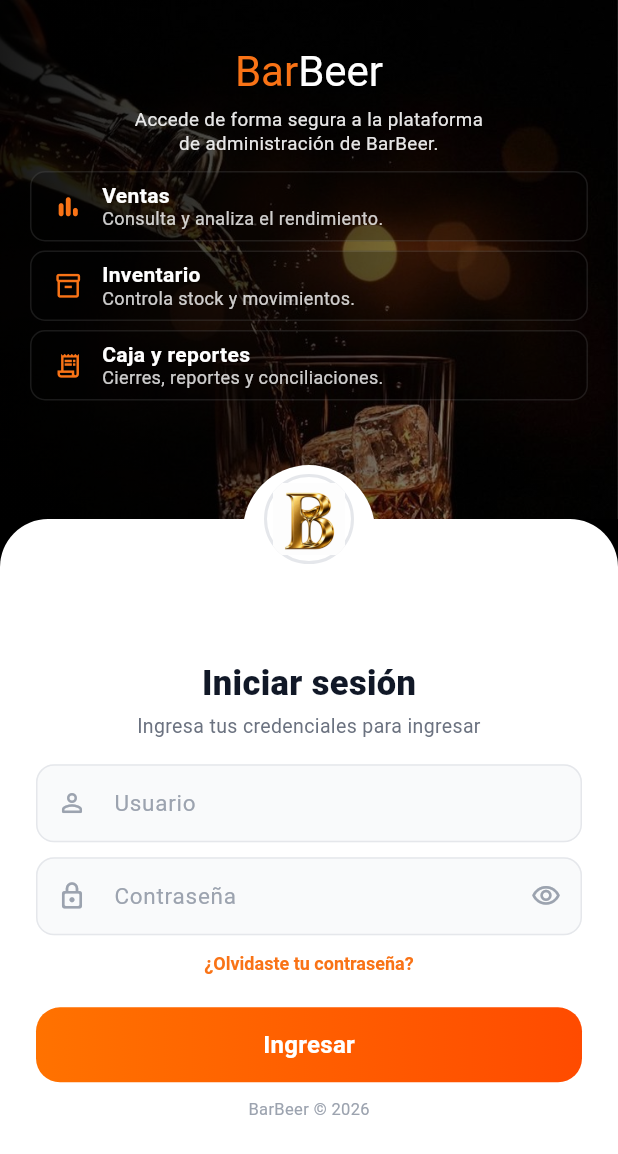
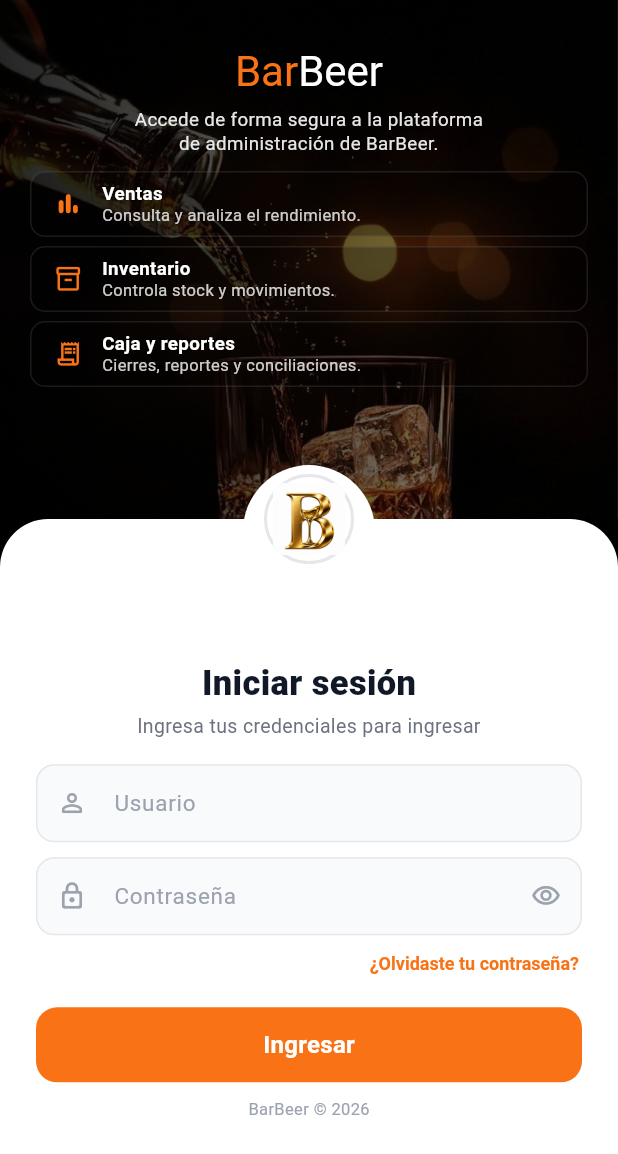
Before and after one commit to keyli-github/barbeer, a Flutter app: the screen it shows after launch, on a phone screen of 412 x 824 dp. Shown: the top 1154 px of the screen. Run offline on Flutter 3.47's test engine with Material 3 defaults, Android fonts, the phone set to English and light mode, and no system bars; our stand-ins replace cached_network_image, dio, file_picker, fl_chart, flutter_riverpod, flutter_secure_storage and 1 more.

Commit message:
Revert "fix(login): restaura la identidad visual de key2"
This reverts commit 786500293222882f035f0388dc700ad329859b89.

```diff
--- a/lib/features/auth/presentation/screens/login_screen.dart
+++ b/lib/features/auth/presentation/screens/login_screen.dart
@@ -103,7 +103,6 @@
               final pageHeight =
                   constraints.maxHeight + media.viewInsets.bottom;
               if (constraints.maxWidth >= 1024) {
-                final panelPadding = constraints.maxWidth >= 1600 ? 96.0 : 48.0;
                 return Row(
                   key: const Key('login-desktop-composition'),
                   children: [
@@ -114,17 +113,11 @@
                       child: Container(
                         key: const Key('login-desktop-panel'),
                         height: pageHeight,
-                        decoration: const BoxDecoration(
-                          gradient: LinearGradient(
-                            begin: Alignment.topLeft,
-                            end: Alignment.bottomRight,
-                            colors: [Color(0xFF090806), Color(0xFF160C07)],
-                          ),
-                        ),
+                        color: const Color(0xFF0B0A08),
                         child: SingleChildScrollView(
                           key: const Key('login-desktop-scroll-view'),
-                          padding: EdgeInsets.symmetric(
-                            horizontal: panelPadding,
+                          padding: const EdgeInsets.symmetric(
+                            horizontal: 48,
                             vertical: 32,
                           ),
                           child: ConstrainedBox(
@@ -134,11 +127,10 @@
                                 double.infinity,
                               ),
                             ),
-                            child: Align(
-                              alignment: const Alignment(0, -0.18),
+                            child: Center(
                               child: ConstrainedBox(
                                 constraints: const BoxConstraints(
-                                  maxWidth: 716,
+                                  maxWidth: 520,
                                 ),
                                 child: FadeTransition(
                                   opacity: _fade,
@@ -147,13 +139,12 @@
                                     children: [
                                       Image.asset(
                                         'assets/images/barbeer_Log.png',
-                                        key: const Key('login-gold-monogram'),
-                                        width: 72,
-                                        height: 76,
+                                        width: 88,
+                                        height: 72,
                                         fit: BoxFit.contain,
                                         semanticLabel: 'Logo de BarBeer',
                                       ),
-                                      const SizedBox(height: 24),
+                                      const SizedBox(height: 18),
                                       _buildForm(desktop: true),
                                     ],
                                   ),
@@ -266,13 +257,12 @@
         Text(
           'Iniciar sesión',
           style: TextStyle(
-            fontSize: desktop ? 32 : 23,
+            fontSize: desktop ? 30 : 23,
             fontWeight: FontWeight.w800,
             color: desktop ? Colors.white : AppColors.textPrimary,
-            letterSpacing: desktop ? -0.7 : null,
           ),
         ),
-        SizedBox(height: desktop ? 10 : 3),
+        const SizedBox(height: 3),
         Text(
           desktop
               ? 'Ingresa tus credenciales para acceder al sistema interno'
@@ -285,7 +275,7 @@
           ),
           textAlign: TextAlign.center,
         ),
-        SizedBox(height: desktop ? 32 : 16),
+        SizedBox(height: desktop ? 24 : 16),
         if (_error != null) ...[
           Container(
             width: double.infinity,
@@ -327,7 +317,7 @@
           validator: (value) =>
               value == null || value.trim().isEmpty ? 'Requerido' : null,
         ),
-        SizedBox(height: desktop ? 20 : 10),
+        SizedBox(height: desktop ? 14 : 10),
         _LoginField(
           controller: _passCtrl,
           hint: 'Contraseña',
@@ -350,58 +340,34 @@
             ),
           ),
         ),
-        TextButton(
+        Align(
+          alignment: Alignment.centerRight,
+          child: TextButton(
             onPressed: _showPasswordHelp,
             style: TextButton.styleFrom(
-            foregroundColor: desktop
-                ? const Color(0xFFFF4F1F)
-                : AppColors.brand,
+              foregroundColor: AppColors.brand,
               minimumSize: const Size(44, 38),
               padding: const EdgeInsets.symmetric(horizontal: 2),
               tapTargetSize: MaterialTapTargetSize.shrinkWrap,
             ),
-          child: Text(
-            desktop
-                ? '¿Olvidaste tu contraseña? Solicita a un administrador que la restablezca.'
-                : '¿Olvidaste tu contraseña?',
-            textAlign: TextAlign.center,
-            style: TextStyle(
-              fontSize: desktop ? 14 : 12,
-              fontWeight: FontWeight.w600,
+            child: const Text(
+              '¿Olvidaste tu contraseña?',
+              style: TextStyle(fontSize: 12, fontWeight: FontWeight.w600),
             ),
           ),
         ),
-        SizedBox(height: desktop ? 16 : 10),
+        SizedBox(height: desktop ? 14 : 10),
         SizedBox(
           width: double.infinity,
-          height: desktop ? 70 : 50,
-          child: DecoratedBox(
-            decoration: BoxDecoration(
-              gradient: LinearGradient(
-                colors: _loading
-                    ? const [Color(0x99FF7200), Color(0x99FF4B00)]
-                    : const [Color(0xFFFF7200), Color(0xFFFF4B00)],
-              ),
-              borderRadius: BorderRadius.circular(16),
-              boxShadow: desktop
-                  ? [
-                      BoxShadow(
-                        color: const Color(0xFFFF5B00).withValues(alpha: 0.18),
-                        blurRadius: 24,
-                        offset: const Offset(0, 8),
-                      ),
-                    ]
-                  : null,
-            ),
+          height: desktop ? 54 : 50,
           child: ElevatedButton(
             onPressed: _loading ? null : _login,
             style: ElevatedButton.styleFrom(
-                backgroundColor: Colors.transparent,
+              backgroundColor: AppColors.brand,
               foregroundColor: Colors.white,
-                disabledBackgroundColor: Colors.transparent,
-                shadowColor: Colors.transparent,
+              disabledBackgroundColor: AppColors.brand.withValues(alpha: 0.6),
               shape: RoundedRectangleBorder(
-                  borderRadius: BorderRadius.circular(16),
+                borderRadius: BorderRadius.circular(14),
               ),
               elevation: 0,
             ),
@@ -416,15 +382,11 @@
                   )
                 : const Text(
                     'Ingresar',
-                      style: TextStyle(
-                        fontSize: 16,
-                        fontWeight: FontWeight.w700,
+                    style: TextStyle(fontSize: 16, fontWeight: FontWeight.w700),
                   ),
           ),
         ),
-          ),
-        ),
-        SizedBox(height: desktop ? 34 : 10),
+        SizedBox(height: desktop ? 20 : 10),
         if (desktop)
           Row(
             children: [
@@ -493,7 +455,7 @@
               gradient: LinearGradient(
                 begin: Alignment.centerLeft,
                 end: Alignment.centerRight,
-                colors: [Color(0xE6000000), Color(0x52000000)],
+                colors: [Color(0xD9000000), Color(0x66000000)],
               ),
             ),
           ),
@@ -511,25 +473,18 @@
           : const EdgeInsets.fromLTRB(20, 32, 20, 12),
       child: desktop
           ? LayoutBuilder(
-              builder: (_, constraints) => _desktopContent(constraints),
+              builder: (_, constraints) =>
+                  _desktopContent(compact: constraints.maxHeight < 600),
             )
           : _mobileContent(),
     ),
   );
 
-  Widget _desktopContent(BoxConstraints constraints) {
-    final compact = constraints.maxHeight < 800;
-    final topSpace = compact
-        ? 12.0
-        : (constraints.maxHeight - 700).clamp(36.0, 130.0);
-    final featureHeight = compact ? 56.0 : 72.0;
-
-    return Column(
+  Widget _desktopContent({required bool compact}) => Column(
     crossAxisAlignment: CrossAxisAlignment.start,
     children: [
-        SizedBox(height: topSpace),
-        BarBeerWordmark(fontSize: compact ? 30 : 34, beerColor: Colors.white),
-        SizedBox(height: compact ? 16 : 32),
+      const BarBeerWordmark(fontSize: 30, beerColor: Colors.white),
+      const Spacer(),
       const Text(
         'SISTEMA INTERNO',
         style: TextStyle(
@@ -539,51 +494,46 @@
           letterSpacing: 2.2,
         ),
       ),
-        SizedBox(height: compact ? 8 : 14),
-        Text(
+      const SizedBox(height: 10),
+      const Text(
         'Sistema interno\nde gestión',
         style: TextStyle(
-            fontSize: compact ? 42 : 52,
+          fontSize: 42,
           height: 1.05,
           fontWeight: FontWeight.w800,
           color: Colors.white,
           letterSpacing: -1,
         ),
       ),
-        SizedBox(height: compact ? 12 : 20),
-        Text(
+      const SizedBox(height: 14),
+      const Text(
         'Accede de forma segura a la plataforma\n'
         'de administración de BarBeer.',
-          style: TextStyle(
-            fontSize: compact ? 14 : 16,
-            color: const Color(0xE6FFFFFF),
-            height: 1.55,
+        style: TextStyle(fontSize: 14, color: Color(0xE6FFFFFF), height: 1.5),
       ),
-        ),
-        SizedBox(height: compact ? 16 : 28),
-        _FeatureRow(
+      if (!compact) ...[
+        const SizedBox(height: 22),
+        const _FeatureRow(
           icon: Icons.bar_chart_rounded,
           title: 'Ventas',
           description: 'Consulta y analiza el rendimiento.',
           desktop: true,
-          desktopHeight: featureHeight,
         ),
-        SizedBox(height: compact ? 8 : 10),
-        _FeatureRow(
+        const SizedBox(height: 8),
+        const _FeatureRow(
           icon: Icons.inventory_2_outlined,
           title: 'Inventario',
           description: 'Controla stock y movimientos.',
           desktop: true,
-          desktopHeight: featureHeight,
         ),
-        SizedBox(height: compact ? 8 : 10),
-        _FeatureRow(
+        const SizedBox(height: 8),
+        const _FeatureRow(
           icon: Icons.receipt_long_outlined,
           title: 'Caja y reportes',
           description: 'Cierres, reportes y conciliaciones.',
           desktop: true,
-          desktopHeight: featureHeight,
         ),
+      ],
       const Spacer(),
       Text(
         '© ${DateTime.now().year} BarBeer ERP. Todos los derechos reservados.',
@@ -591,7 +541,6 @@
       ),
     ],
   );
-  }
 
   Widget _mobileContent() => const Column(
     mainAxisSize: MainAxisSize.min,
@@ -660,22 +609,19 @@
   final String title;
   final String description;
   final bool desktop;
-  final double desktopHeight;
 
   const _FeatureRow({
     required this.icon,
     required this.title,
     required this.description,
     this.desktop = false,
-    this.desktopHeight = 72,
   });
 
   @override
   Widget build(BuildContext context) => Container(
-    constraints: BoxConstraints(minHeight: desktop ? desktopHeight : 0),
     padding: EdgeInsets.symmetric(
-      horizontal: desktop ? 16 : 11,
-      vertical: desktop ? 11 : 7,
+      horizontal: desktop ? 14 : 11,
+      vertical: desktop ? 10 : 7,
     ),
     decoration: BoxDecoration(
       color: Colors.black.withValues(alpha: 0.27),
@@ -685,21 +631,11 @@
     child: Row(
       crossAxisAlignment: CrossAxisAlignment.center,
       children: [
-        Container(
-          width: desktop ? 48 : 27,
-          height: desktop ? 48 : 27,
-          decoration: desktop
-              ? BoxDecoration(
-                  color: const Color(0xFF3A1900).withValues(alpha: 0.75),
-                  borderRadius: BorderRadius.circular(12),
-                  border: Border.all(
-                    color: AppColors.brand.withValues(alpha: 0.28),
+        SizedBox(
+          width: 27,
+          child: Icon(icon, color: AppColors.brand, size: 19),
         ),
-                )
-              : null,
-          child: Icon(icon, color: AppColors.brand, size: desktop ? 23 : 19),
-        ),
-        SizedBox(width: desktop ? 14 : 9),
+        const SizedBox(width: 9),
         Expanded(
           child: Column(
             mainAxisSize: MainAxisSize.min,
@@ -708,7 +644,7 @@
               Text(
                 title,
                 style: const TextStyle(
-                  fontSize: 14,
+                  fontSize: 12.5,
                   fontWeight: FontWeight.w700,
                   color: Colors.white,
                   height: 1.15,
@@ -718,7 +654,7 @@
               Text(
                 description,
                 style: const TextStyle(
-                  fontSize: 12,
+                  fontSize: 11,
                   color: Color(0xCCFFFFFF),
                   height: 1.2,
                 ),
@@ -755,20 +691,14 @@
   });
 
   @override
-  Widget build(BuildContext context) {
-    final desktop = MediaQuery.sizeOf(context).width >= 1024;
-
-    return TextFormField(
+  Widget build(BuildContext context) => TextFormField(
     controller: controller,
     obscureText: obscureText,
     autofillHints: autofillHints,
     textInputAction: textInputAction,
     onFieldSubmitted: onSubmitted,
     validator: validator,
-      style: TextStyle(
-        fontSize: desktop ? 16 : 15,
-        color: AppColors.textPrimary,
-      ),
+    style: const TextStyle(fontSize: 15, color: AppColors.textPrimary),
     decoration: InputDecoration(
       hintText: hint,
       hintStyle: const TextStyle(
@@ -778,17 +708,11 @@
       ),
       prefixIcon: Icon(icon, color: AppColors.textTertiary, size: 20),
       suffixIcon: trailing,
-        suffixIconConstraints: const BoxConstraints(
-          minWidth: 48,
-          minHeight: 48,
-        ),
+      suffixIconConstraints: const BoxConstraints(minWidth: 48, minHeight: 48),
       filled: true,
-        fillColor: desktop ? const Color(0xFFF8F9FB) : AppColors.backgroundAlt,
+      fillColor: AppColors.backgroundAlt,
       isDense: true,
-        contentPadding: EdgeInsets.symmetric(
-          horizontal: 16,
-          vertical: desktop ? 23 : 15,
-        ),
+      contentPadding: const EdgeInsets.symmetric(horizontal: 16, vertical: 15),
       border: OutlineInputBorder(
         borderRadius: BorderRadius.circular(12),
         borderSide: const BorderSide(color: AppColors.border),
@@ -812,4 +736,3 @@
     ),
   );
 }
-}
```
Also changed, not shown: 1 other file. Lines whose indentation alone changed are shown as unchanged.
